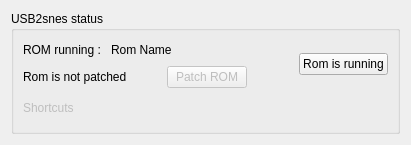
Above: usb2snesstatut.ui from Skarsnik/Savestate2snes before the change. Below: the same form after it.
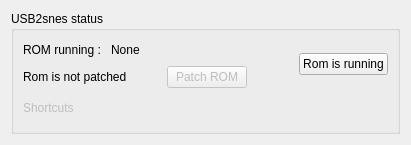
That is the form after the change. Icons and pictures are not drawn.

Patch:
```diff
--- a/usb2snesstatut.ui
+++ b/usb2snesstatut.ui
@@ -45,7 +45,7 @@
             <item>
              <widget class="QLabel" name="romNameLabel">
               <property name="text">
-               <string>Rom Name</string>
+               <string>None</string>
               </property>
              </widget>
             </item>
```
